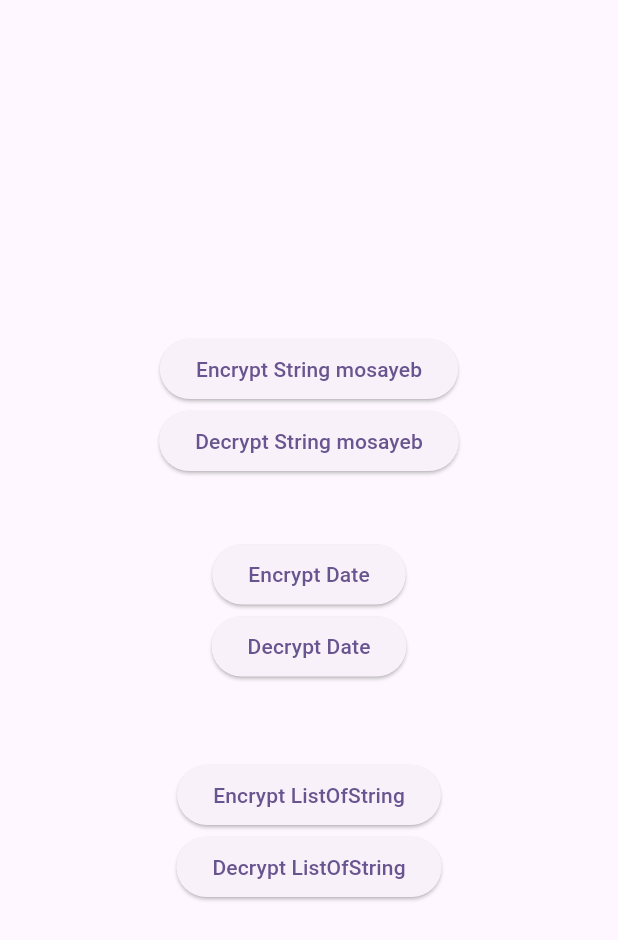
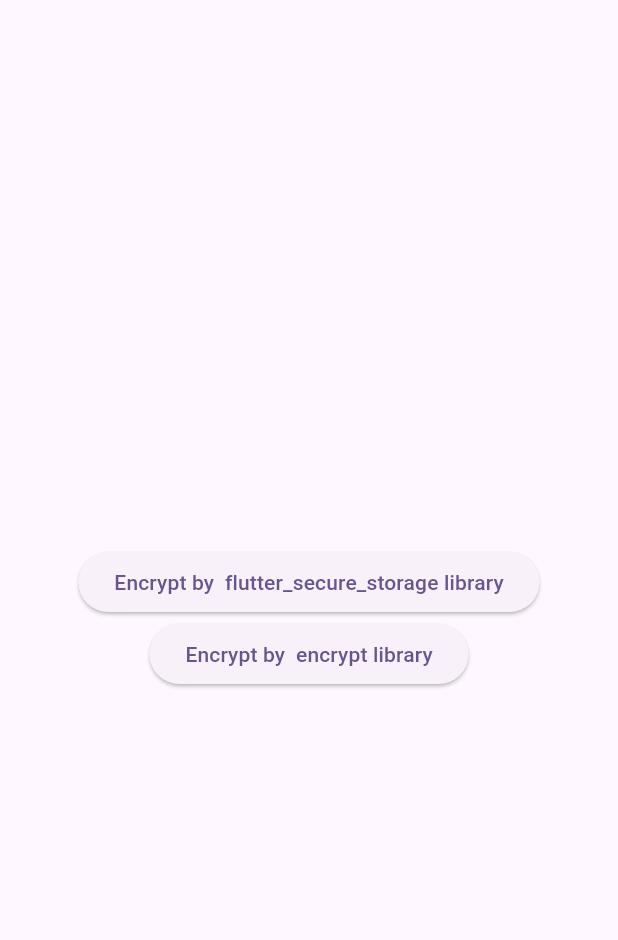
Before and after one commit to mosayeb-masoumi/EncryptDecryptFlutter, a Flutter app: the screen it shows after launch, on a phone screen of 412 x 824 dp. Shown: the top 940 px of the screen. Run offline on Flutter 3.47's test engine with Material 2 defaults, Android fonts, the light colour scheme and no system bars; our stand-ins replace flutter_secure_storage; missing offline and left inert: encrypt.

Commit message:
encrypt AES

```diff
--- a/lib/home_page.dart
+++ b/lib/encrypt_secure_storage/home_page.dart
@@ -1,4 +1,4 @@
-import 'package:encryption_decryption_flutter/user_secure_storage.dart';
+import 'package:encryption_decryption_flutter/encrypt_secure_storage/user_secure_storage.dart';
 import 'package:flutter/material.dart';
 
 class HomePage extends StatefulWidget {
--- a/lib/main.dart
+++ b/lib/main.dart
@@ -1,4 +1,5 @@
-import 'package:encryption_decryption_flutter/home_page.dart';
+
+import 'package:encryption_decryption_flutter/splash.dart';
 import 'package:flutter/material.dart';
 
 void main() {
@@ -17,7 +18,8 @@
              colorScheme: ColorScheme.fromSeed(seedColor: Colors.deepPurple),
         useMaterial3: true,
       ),
-      home: const HomePage(),
+      home: const Splash(),
+      // home: const EncryptPage(),
     );
   }
 }
--- /dev/null
+++ b/lib/splash.dart
@@ -0,0 +1,40 @@
+import 'package:encryption_decryption_flutter/encrypt_aes/encrypt_page.dart';
+import 'package:encryption_decryption_flutter/encrypt_secure_storage/home_page.dart';
+import 'package:flutter/material.dart';
+
+class Splash extends StatefulWidget {
+  const Splash({super.key});
+
+  @override
+  State<Splash> createState() => _SplashState();
+}
+
+class _SplashState extends State<Splash> {
+  @override
+  Widget build(BuildContext context) {
+    return Scaffold(
+      body: SizedBox(
+        width: double.infinity,
+        height: double.infinity,
+        child: Column(
+          mainAxisAlignment: MainAxisAlignment.center,
+          crossAxisAlignment: CrossAxisAlignment.center,
+          children: [
+            ElevatedButton(onPressed: (){
+              Navigator.push(
+                context,
+                MaterialPageRoute(builder: (context) => const HomePage()),
+              );
+            }, child: Text("Encrypt by  flutter_secure_storage library")),
+            ElevatedButton(onPressed: (){
+              Navigator.push(
+                context,
+                MaterialPageRoute(builder: (context) => const EncryptPage()),
+              );
+            }, child: Text("Encrypt by  encrypt library")),
+          ],
+        ),
+      ),
+    );
+  }
+}
--- a/pubspec.yaml
+++ b/pubspec.yaml
@@ -36,6 +36,8 @@
   # Use with the CupertinoIcons class for iOS style icons.
   cupertino_icons: ^1.0.2
   flutter_secure_storage: ^9.0.0
+
+  encrypt: ^5.0.0
 
 dev_dependencies:
   flutter_test:
```
Also changed, not shown: lib/encrypt_aes/encrypt_page.dart (added, +88 -0 lines), lib/encrypt_aes/my_encryption.dart (added, +22 -0 lines), lib/encrypt_secure_storage/user_secure_storage.dart (renamed from lib/user_secure_storage.dart), pubspec.lock.
